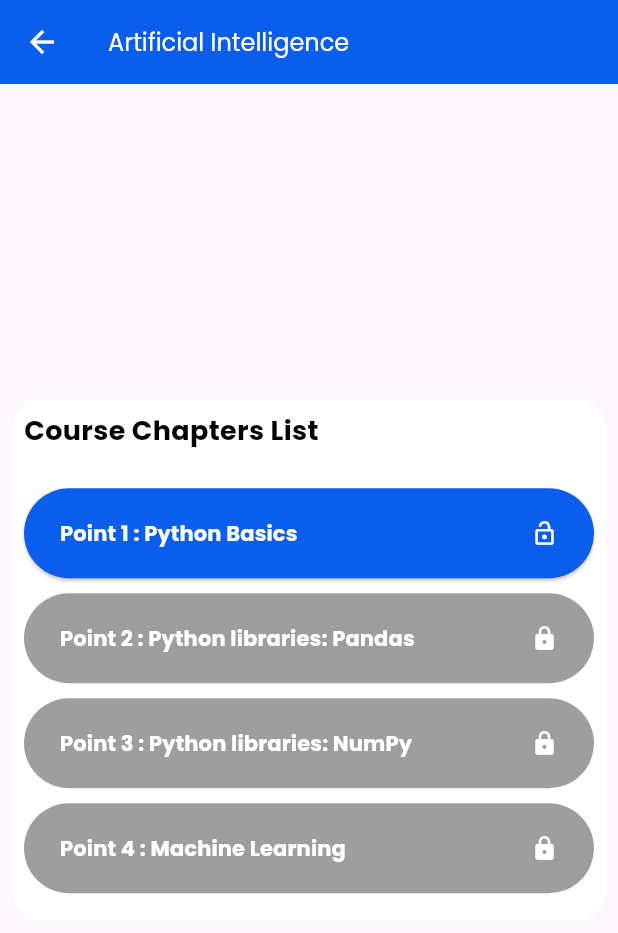
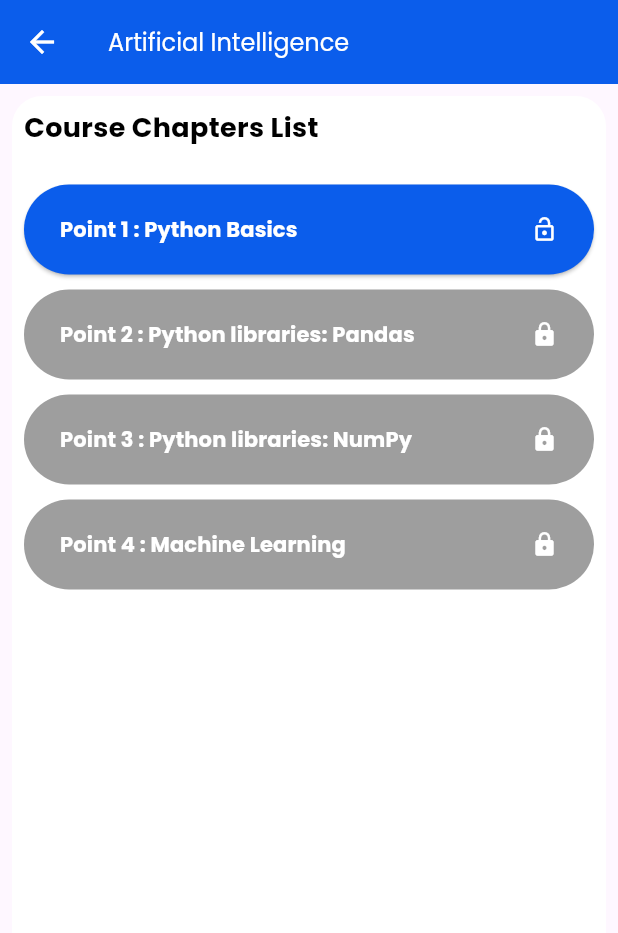
Before and after one commit to JuliaJosephh/E-Learning-App, a Flutter app: the HomePage screen opened directly, after a tap on "Show Details", on a phone screen of 412 x 824 dp. Shown: the top 933 px of the screen. Run offline on Flutter 3.47's test engine with Material 3 defaults, Android fonts, the phone set to English and light mode, and no system bars; our stand-ins replace google_fonts.

Commit message:
Icon URL and some small changes

```diff
--- a/analysis_options.yaml
+++ b/analysis_options.yaml
@@ -7,6 +7,9 @@
 
 # The following line activates a set of recommended lints for Flutter apps,
 # packages, and plugins designed to encourage good coding practices.
+analyzer:
+  errors:
+    depend_on_referenced_packages: ignore
 include: package:flutter_lints/flutter.yaml
 
 linter:
--- a/lib/screens/CourseDetailsPage.dart
+++ b/lib/screens/CourseDetailsPage.dart
@@ -6,11 +6,19 @@ class CourseDetailsPage extends StatelessWidget {
   final String courseTitle;
   final List<Map<String, dynamic>> chapters;
 
-  const CourseDetailsPage(
-      {super.key, required this.courseTitle, required this.chapters});
+  const CourseDetailsPage({
+    super.key,
+    required this.courseTitle,
+    required this.chapters,
+  });
 
   @override
   Widget build(BuildContext context) {
+    // Get the height of the screen minus the app bar height
+    final double availableHeight = MediaQuery.of(context).size.height -
+        AppBar().preferredSize.height -
+        MediaQuery.of(context).padding.top;
+
     return Scaffold(
       appBar: AppBar(
         backgroundColor: backgroundColor,
@@ -26,11 +34,7 @@ class CourseDetailsPage extends StatelessWidget {
         ),
       ),
       body: Center(
-        child: SingleChildScrollView(
-          child: Column(
-            crossAxisAlignment: CrossAxisAlignment.stretch,
-            children: [
-              Padding(
+        child: Padding(
           padding: const EdgeInsets.all(8.0),
           child: Container(
             decoration: BoxDecoration(
@@ -51,25 +55,44 @@ class CourseDetailsPage extends StatelessWidget {
                     ),
                   ),
                   const SizedBox(height: 25),
-                        Container(
+                  Expanded(
+                    child: Container(
+                      height: availableHeight,
                       decoration: BoxDecoration(
                         color: Colors.white,
                         borderRadius: BorderRadius.circular(25),
                       ),
-                          child: Column(
-                            children: chapters.map((chapter) {
-                              return Column(
-                                children: [
-                                  buildLockedButton(
+                      child: chapters.length > 6
+                          ? ListView.builder(
+                              itemCount: chapters.length,
+                              itemBuilder: (context, index) {
+                                final chapter = chapters[index];
+                                return Padding(
+                                  padding: const EdgeInsets.only(bottom: 10.0),
+                                  child: buildLockedButton(
                                     context,
                                     chapter['index'],
                                     chapter['title'],
                                     chapter['isLocked'],
-                                      chapter['Page']),
-                                  const SizedBox(height: 10),
-                                ],
+                                    chapter['Page'],
+                                  ),
+                                );
+                              },
+                            )
+                          : Column(
+                              children: chapters.map((chapter) {
+                                return Padding(
+                                  padding: const EdgeInsets.only(bottom: 10.0),
+                                  child: buildLockedButton(
+                                    context,
+                                    chapter['index'],
+                                    chapter['title'],
+                                    chapter['isLocked'],
+                                    chapter['Page'],
+                                  ),
                                 );
                               }).toList(),
+                            ),
                     ),
                   ),
                 ],
@@ -77,9 +100,6 @@ class CourseDetailsPage extends StatelessWidget {
             ),
           ),
         ),
-            ],
-          ),
-        ),
       ),
     );
   }
--- a/lib/screens/DefaultScreen.dart
+++ b/lib/screens/DefaultScreen.dart
@@ -1,10 +1,8 @@
 import 'package:flutter/material.dart';
 import 'package:sessiontask/constants/constants.dart';
-import 'package:sessiontask/screens/CourseDetailsPage.dart';
 import 'package:sessiontask/screens/ChatPage.dart';
 import 'package:sessiontask/screens/ProfilePage.dart';
 import 'package:sessiontask/screens/homePage.dart';
-import 'package:sessiontask/widgets/BuildCoursePage.dart';
 
 class DefaultScreen extends StatefulWidget {
   const DefaultScreen({super.key});
@@ -17,9 +15,9 @@ class _HomeScreenState extends State<DefaultScreen> {
   int selected_index = 0;
 
   final List<Widget> pages = [
-    HomePage(),
-    ChatPage(),
-    ProfilePage(),
+    const HomePage(),
+    const ChatPage(),
+    const ProfilePage(),
   ];
 
   @override
--- a/lib/screens/ProfilePage.dart
+++ b/lib/screens/ProfilePage.dart
@@ -1,10 +1,6 @@
 import 'package:flutter/material.dart';
-import 'package:sessiontask/constants/constants.dart';
-import 'package:sessiontask/screens/DefaultScreen.dart';
 import 'package:sessiontask/widgets/AppBars/ProfileAppBar.dart';
 import 'package:sessiontask/widgets/BuildProfile.dart';
-import 'package:sessiontask/widgets/ProfileButtons.dart';
-import 'package:sessiontask/screens/CourseDetailsPage.dart';
 
 
 class ProfilePage extends StatefulWidget {
--- a/lib/screens/homePage.dart
+++ b/lib/screens/homePage.dart
@@ -1,5 +1,4 @@
 import 'package:flutter/material.dart';
-import 'package:sessiontask/constants/constants.dart';
 import 'package:sessiontask/widgets/AppBars/HomeAppBar.dart';
 import 'package:sessiontask/widgets/BuildCoursePage.dart';
 
@@ -10,8 +9,8 @@ class HomePage extends StatelessWidget {
   @override
   Widget build(BuildContext context) {
     return Scaffold(
-      appBar: buildhomeappbar(context), // Pass the context to the AppBar
-      body: BuildCoursePage(context), // Directly render the BuildCoursePage
+      appBar: buildhomeappbar(context),
+      body: BuildCoursePage(context),
     );
   }
 }
--- a/pubspec.yaml
+++ b/pubspec.yaml
@@ -40,6 +40,7 @@ dependencies:
 dev_dependencies:
   flutter_test:
     sdk: flutter
+  url_launcher: ^6.1.5
 
   # The "flutter_lints" package below contains a set of recommended lints to
   # encourage good coding practices. The lint set provided by the package is
```
Also changed, not shown: lib/screens/LoginPage.dart (+7 -3 lines), lib/screens/SignUpPage.dart (+7 -3 lines), lib/widgets/platforms.dart (+31 -14 lines), pubspec.lock, 5 other files. Lines whose indentation alone changed are shown as unchanged.
